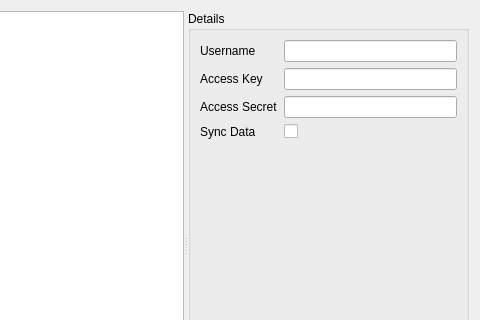
Qt form qtdesigner/profiles.ui (t123/ReadingTool.Python) before a commit; both pictures show x 184 to 664 and y 0 to 320 of the 664 by 489 pixel window.
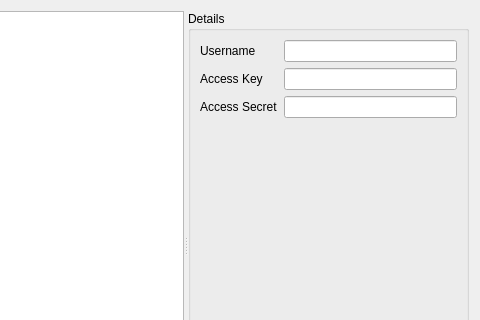
The same form after that commit.

```diff
--- a/qtdesigner/profiles.ui
+++ b/qtdesigner/profiles.ui
@@ -22,7 +22,7 @@
      <property name="childrenCollapsible">
       <bool>false</bool>
      </property>
-     <widget class="QWidget" name="">
+     <widget class="QWidget" name="layoutWidget">
       <layout class="QVBoxLayout" name="verticalLayout_2">
        <item>
         <widget class="QListWidget" name="lvUsers">
@@ -91,6 +91,9 @@
       <layout class="QVBoxLayout" name="verticalLayout">
        <item>
         <layout class="QFormLayout" name="formLayout">
+         <property name="fieldGrowthPolicy">
+          <enum>QFormLayout::AllNonFixedFieldsGrow</enum>
+         </property>
          <item row="0" column="0">
           <widget class="QLabel" name="label">
            <property name="text">
@@ -121,20 +124,6 @@
          <item row="2" column="1">
           <widget class="QLineEdit" name="leAccessSecret"/>
          </item>
-         <item row="3" column="0">
-          <widget class="QLabel" name="label_4">
-           <property name="text">
-            <string>Sync Data</string>
-           </property>
-          </widget>
-         </item>
-         <item row="3" column="1">
-          <widget class="QCheckBox" name="cbSyncData">
-           <property name="text">
-            <string/>
-           </property>
-          </widget>
-         </item>
         </layout>
        </item>
        <item>
```
